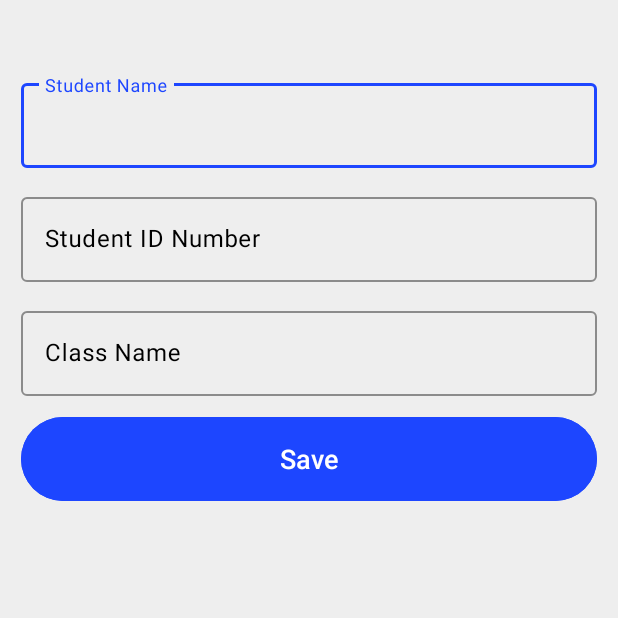
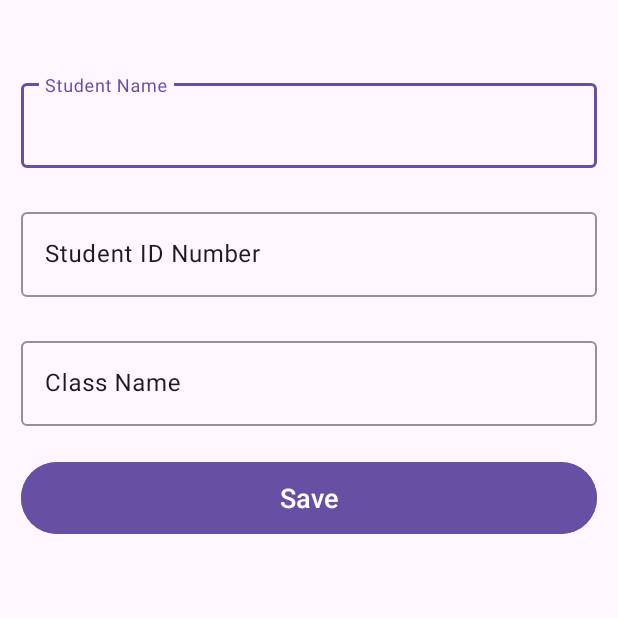
Before and after one commit to imkisi/College-Kotlin-CRUD, an Android app: the DataActivity screen opened directly, with no data from a screen before it, on a phone screen of 412 x 824 dp, the top half of it. Run offline under Robolectric (Android 15) with nearby library versions, the phone set to English and light mode, and no system bars; our stand-ins replace Room's generated code.

Commit message:
Uodate : UI

```diff
--- a/app/src/main/res/layout/activity_data.xml
+++ b/app/src/main/res/layout/activity_data.xml
@@ -5,7 +5,7 @@
     android:id="@+id/main"
     android:layout_width="match_parent"
     android:layout_height="match_parent"
-    android:background="#EEEEEE"
+    android:background="?attr/colorSurface"
     android:orientation="vertical"
     tools:context=".DataActivity">
 
@@ -15,15 +15,15 @@
         android:layout_height="wrap_content"
         android:paddingTop="50dp"
         android:hint="Student Name"
-        android:textColorHint="#000000"
-        app:hintTextColor="#1D46FF"
+        android:textColorHint="?attr/colorOnSurface"
+        app:hintTextColor="?attr/colorPrimary"
         android:layout_marginHorizontal="14dp"
-        app:boxStrokeColor="#1D46FF">
+        app:boxStrokeColor="?attr/colorPrimary">
         <com.google.android.material.textfield.TextInputEditText
             android:id="@+id/nameText"
             android:layout_width="match_parent"
             android:layout_height="wrap_content"
-            android:textColor="@android:color/black"
+            android:textColor="?attr/colorOnSurface"
             android:inputType="text" />
     </com.google.android.material.textfield.TextInputLayout>
 
@@ -31,47 +31,47 @@
         android:id="@+id/inputNumber"
         android:layout_width="match_parent"
         android:layout_height="wrap_content"
-        android:paddingTop="14dp"
+        android:paddingTop="24dp"
         android:hint="Student ID Number"
-        android:textColorHint="#000000"
-        app:hintTextColor="#1D46FF"
+        android:textColorHint="?attr/colorOnSurface"
+        app:hintTextColor="?attr/colorPrimary"
         android:layout_marginHorizontal="14dp"
-        app:boxStrokeColor="#1D46FF">
+        app:boxStrokeColor="?attr/colorPrimary">
         <com.google.android.material.textfield.TextInputEditText
             android:id="@+id/numberText"
             android:layout_width="match_parent"
             android:layout_height="wrap_content"
-            android:textColor="@android:color/black"
-            android:inputType="text" />
+            android:textColor="?attr/colorOnSurface"
+            android:inputType="number" />
     </com.google.android.material.textfield.TextInputLayout>
 
     <com.google.android.material.textfield.TextInputLayout
         android:id="@+id/inputClass"
         android:layout_width="match_parent"
         android:layout_height="wrap_content"
-        android:paddingTop="14dp"
+        android:paddingTop="24dp"
         android:hint="Class Name"
-        android:textColorHint="#000000"
-        app:hintTextColor="#1D46FF"
+        android:textColorHint="?attr/colorOnSurface"
+        app:hintTextColor="?attr/colorPrimary"
         android:layout_marginHorizontal="14dp"
-        app:boxStrokeColor="#1D46FF">
+        app:boxStrokeColor="?attr/colorPrimary">
         <com.google.android.material.textfield.TextInputEditText
             android:id="@+id/classText"
             android:layout_width="match_parent"
             android:layout_height="wrap_content"
-            android:textColor="@android:color/black"
+            android:textColor="?attr/colorOnSurface"
             android:inputType="text" />
     </com.google.android.material.textfield.TextInputLayout>
 
     <Button
         android:id="@+id/squareBtn"
         android:layout_width="match_parent"
-        android:layout_height="56dp"
-        android:layout_marginTop="14dp"
-        android:backgroundTint="#1D46FF"
+        android:layout_height="48dp"
+        android:layout_marginTop="24dp"
+        android:backgroundTint="?attr/colorPrimary"
         android:layout_marginHorizontal="14dp"
         style="@style/primaryBtn"
-        android:textColor="#FFFFFF"
+        android:textColor="?attr/colorOnPrimary"
         android:text="Save" />
 
 
```
Also changed, not shown: app/src/main/res/layout/activity_main.xml (+4 -5 lines), app/src/main/res/layout/student_data.xml (+13 -11 lines), app/src/main/res/values/themes.xml (+7 -7 lines).
